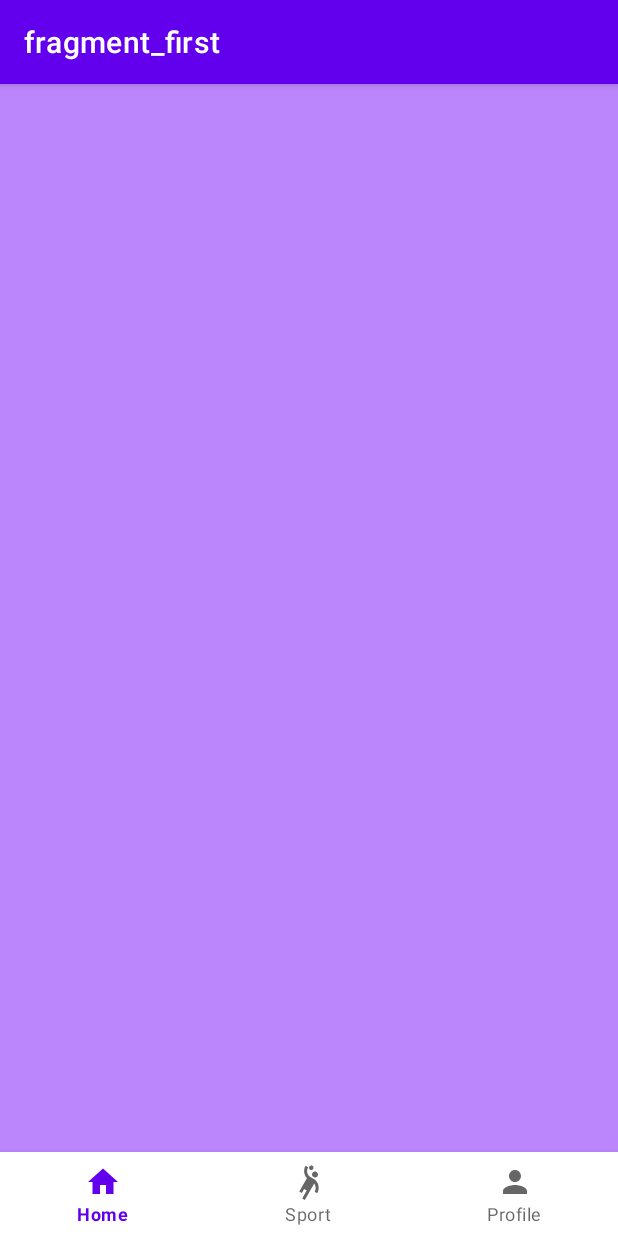
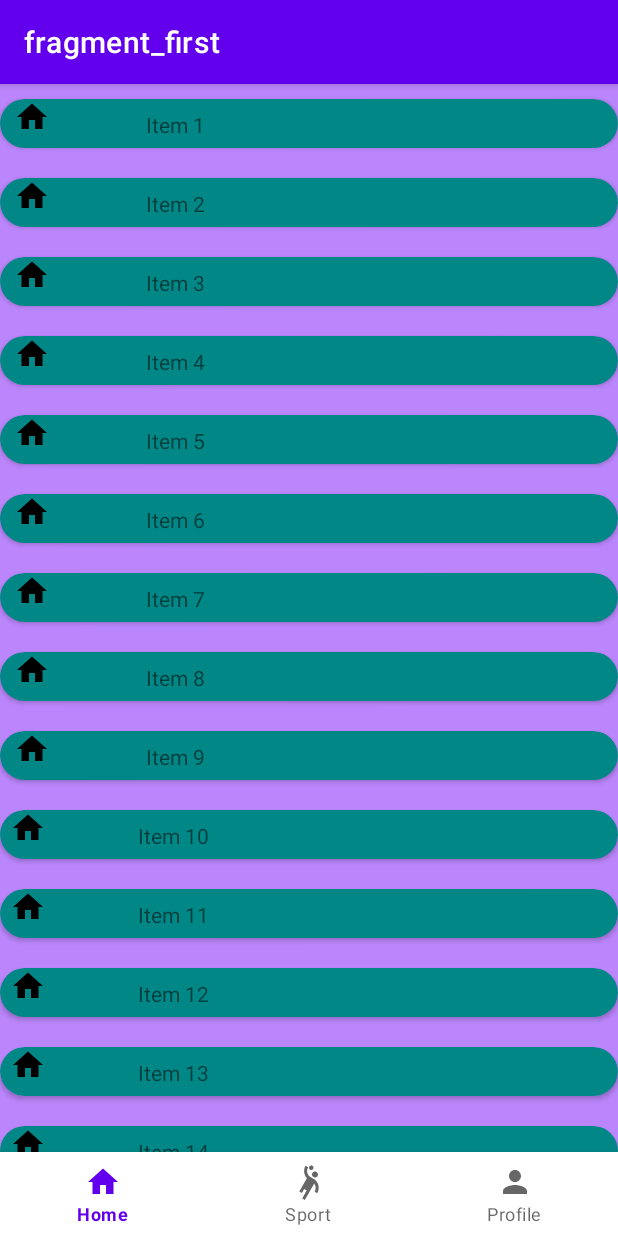
Before and after one commit to DeVogelRyan/WorkoutApp_Ryan, an Android app: the screen it shows after launch (MainActivity), on a phone screen of 412 x 824 dp. Run offline under Robolectric (Android 15) with nearby library versions, the phone set to English and light mode, and no system bars; our stand-ins replace navigation-ui; pictures from the network do not load.

Commit message:
Added RecycleView

```diff
--- a/app/build.gradle
+++ b/app/build.gradle
@@ -53,4 +53,7 @@ dependencies {
     annotationProcessor 'com.github.bumptech.glide:compiler:4.14.2'
     //request
     implementation 'com.android.volley:volley:1.2.1'
+
+    implementation 'androidx.recyclerview:recyclerview:1.2.0'
+    implementation 'androidx.cardview:cardview:1.0.0'
 }
--- /dev/null
+++ b/app/src/main/java/com/example/workoutapp_ryan/CustomAdapter.kt
@@ -0,0 +1,44 @@
+package com.example.workoutapp_ryan
+
+import android.view.LayoutInflater
+import android.view.View
+import android.view.ViewGroup
+import android.widget.ImageView
+import android.widget.TextView
+import androidx.recyclerview.widget.RecyclerView
+
+class CustomAdapter(private val mList: List<ItemsViewModel>) :
+    RecyclerView.Adapter<CustomAdapter.ViewHolder>() {
+    // create new views
+    override fun onCreateViewHolder(parent: ViewGroup, viewType: Int): ViewHolder {
+        // inflates the card_view_design view
+        // that is used to hold list item
+        val view = LayoutInflater.from(parent.context)
+            .inflate(R.layout.recycler_row, parent, false)
+
+        return ViewHolder(view)
+    }
+
+    // binds the list items to a view
+    override fun onBindViewHolder(holder: ViewHolder, position: Int) {
+
+        val ItemsViewModel = mList[position]
+
+        // sets the image to the imageview from our itemHolder class
+        holder.imageView.setImageResource(ItemsViewModel.image)
+        // sets the text to the textview from our itemHolder class
+        holder.textView.text = ItemsViewModel.text
+
+    }
+
+    // return the number of the items in the list
+    override fun getItemCount(): Int {
+        return mList.size
+    }
+
+    // Holds the views for adding it to image and text
+    class ViewHolder(ItemView: View) : RecyclerView.ViewHolder(ItemView) {
+        val imageView: ImageView = itemView.findViewById(R.id.imageView)
+        val textView: TextView = itemView.findViewById(R.id.ExerciseNameText)
+    }
+}
--- /dev/null
+++ b/app/src/main/java/com/example/workoutapp_ryan/ItemsViewModel.kt
@@ -0,0 +1,4 @@
+package com.example.workoutapp_ryan
+
+data class ItemsViewModel(val image: Int, val text: String) {
+}
--- a/app/src/main/java/com/example/workoutapp_ryan/MainActivity.kt
+++ b/app/src/main/java/com/example/workoutapp_ryan/MainActivity.kt
@@ -29,33 +29,9 @@ class MainActivity : AppCompatActivity() {
         setupActionBarWithNavController(navController, appBarConfig)
         bottomNavigationView.setupWithNavController(navController)
 
-        APIRequest()
+
     }
 
-     private fun APIRequest() {
-         val request =
-             Request.Builder().url("https://exercisedb.p.rapidapi.com/exercises/bodyPart/back").get()
-                 .addHeader("X-RapidAPI-Key", BuildConfig.API_KEY)
-                 .addHeader("X-RapidAPI-Host", "exercisedb.p.rapidapi.com").build()
-
-         client.newCall(request).enqueue(object : Callback {
-             override fun onFailure(call: Call, e: IOException) {
-                 e.printStackTrace()
-             }
-
-             override fun onResponse(call: Call, response: Response) {
-                 response.use {
-                     if (!response.isSuccessful) throw IOException("Unexpected code $response")
-
-                     for ((name, value) in response.headers) {
-                         println("$name: $value")
-                     }
 
 
-                     Log.d("PRINT", response.body!!.string())
-
-                 }
-             }
-         })
-     }
 }
--- a/app/src/main/java/com/example/workoutapp_ryan/fragments/FirstFragment.kt
+++ b/app/src/main/java/com/example/workoutapp_ryan/fragments/FirstFragment.kt
@@ -1,22 +1,15 @@
 package com.example.workoutapp_ryan.fragments
 
 import android.os.Bundle
-import android.util.Log
 import android.view.LayoutInflater
 import android.view.View
 import android.view.ViewGroup
-import android.widget.ImageView
 import androidx.fragment.app.Fragment
-import com.android.volley.Response
-import com.android.volley.toolbox.StringRequest
-import com.android.volley.toolbox.Volley
-import com.bumptech.glide.Glide
-import com.bumptech.glide.load.model.GlideUrl
-import com.bumptech.glide.load.model.LazyHeaders
-import com.example.workoutapp_ryan.BuildConfig
+import androidx.recyclerview.widget.LinearLayoutManager
+import androidx.recyclerview.widget.RecyclerView
+import com.example.workoutapp_ryan.CustomAdapter
+import com.example.workoutapp_ryan.ItemsViewModel
 import com.example.workoutapp_ryan.R
-import org.json.JSONArray
-
 
 // TODO: Rename parameter arguments, choose names that match
 // the fragment initialization parameters, e.g. ARG_ITEM_NUMBER
@@ -34,13 +27,17 @@ class FirstFragment : Fragment() {
     private var param2: String? = null
 
 
+
     override fun onCreate(savedInstanceState: Bundle?) {
         super.onCreate(savedInstanceState)
         arguments?.let {
             param1 = it.getString(ARG_PARAM1)
             param2 = it.getString(ARG_PARAM2)
+
         }
+
     }
+
 
     override fun onCreateView(
         inflater: LayoutInflater, container: ViewGroup?,
@@ -53,6 +50,30 @@ class FirstFragment : Fragment() {
     override fun onViewCreated(view: View, savedInstanceState: Bundle?) {
         super.onViewCreated(view, savedInstanceState)
 
+        // getting the recyclerview by its id
+        val recyclerview = view.findViewById<RecyclerView>(R.id.mRecyclerview)
+
+        // this creates a vertical layout Manager
+        recyclerview.layoutManager = LinearLayoutManager(this.context)
+
+        // ArrayList of class ItemsViewModel
+        val data = ArrayList<ItemsViewModel>()
+
+        // This loop will create 20 Views containing
+        // the image with the count of view
+        for (i in 1..20) {
+            data.add(ItemsViewModel(R.drawable.ic_home, "Item " + i))
+        }
+
+        // This will pass the ArrayList to our Adapter
+        val adapter = CustomAdapter(data)
+
+        // Setting the Adapter with the recyclerview
+        recyclerview.adapter = adapter
+    }
+
+
+    /*fun loadImage(){
         val url = "https://exercisedb.p.rapidapi.com/exercises/bodyPart/back"
 
         val queue = Volley.newRequestQueue(this.context)
@@ -61,7 +82,7 @@ class FirstFragment : Fragment() {
             Response.Listener { response ->
                 val jsonArray = JSONArray(response)
                 Log.d("JSON", jsonArray.getJSONObject(0).getString("gifUrl"))
-                val imageview: ImageView = view.findViewById(R.id.imageView3)
+                //val imageview: ImageView = view.findViewById(R.id.imageView3)
                 Glide.with(this).load(jsonArray.getJSONObject(0).getString("gifUrl").replace("http", "https")).error(com.google.android.material.R.drawable.ic_clock_black_24dp).into(imageview)
             },
             Response.ErrorListener {
@@ -77,7 +98,7 @@ class FirstFragment : Fragment() {
         }
 
         queue.add(stringRequest)
-    }
+    }*/
 
     companion object {
         /**
--- a/app/src/main/res/layout/fragment_first.xml
+++ b/app/src/main/res/layout/fragment_first.xml
@@ -13,15 +13,16 @@
         android:layout_width="match_parent"
         android:layout_height="match_parent">
 
-        <ImageView
-            android:id="@+id/imageView3"
-            android:layout_width="wrap_content"
-            android:layout_height="wrap_content"
+        <androidx.recyclerview.widget.RecyclerView
+            android:id="@+id/mRecyclerview"
+            android:layout_width="match_parent"
+            android:layout_height="match_parent"
             app:layout_constraintBottom_toBottomOf="parent"
             app:layout_constraintEnd_toEndOf="parent"
             app:layout_constraintStart_toStartOf="parent"
             app:layout_constraintTop_toTopOf="parent"
-            tools:src="@tools:sample/avatars" />
+            tools:itemCount="5"
+            tools:listitem="@layout/recycler_row" />
     </androidx.constraintlayout.widget.ConstraintLayout>
 
 
--- /dev/null
+++ b/app/src/main/res/layout/recycler_row.xml
@@ -0,0 +1,51 @@
+<?xml version="1.0" encoding="utf-8"?>
+<androidx.constraintlayout.widget.ConstraintLayout xmlns:android="http://schemas.android.com/apk/res/android"
+    xmlns:app="http://schemas.android.com/apk/res-auto"
+    xmlns:tools="http://schemas.android.com/tools"
+    android:layout_width="match_parent"
+    android:layout_height="wrap_content">
+
+    <androidx.cardview.widget.CardView
+        android:layout_width="match_parent"
+        android:layout_height="wrap_content"
+        app:layout_constraintBottom_toBottomOf="parent"
+        app:layout_constraintEnd_toEndOf="parent"
+        app:layout_constraintStart_toStartOf="parent"
+        app:layout_constraintTop_toTopOf="parent"
+        app:cardCornerRadius="20dp"
+        app:cardBackgroundColor="@color/teal_700"
+        android:layout_marginTop="10dp"
+        android:layout_marginBottom="10dp">
+
+        <androidx.constraintlayout.widget.ConstraintLayout
+            android:layout_width="match_parent"
+            android:layout_height="match_parent">
+
+            <TextView
+                android:id="@+id/ExerciseNameText"
+                android:layout_width="wrap_content"
+                android:layout_height="wrap_content"
+                android:layout_marginTop="7dp"
+                android:layout_marginEnd="266dp"
+                android:layout_marginBottom="6dp"
+                android:text="TextView"
+                app:layout_constraintBottom_toBottomOf="parent"
+                app:layout_constraintEnd_toEndOf="parent"
+                app:layout_constraintStart_toEndOf="@+id/imageView"
+                app:layout_constraintTop_toTopOf="parent"
+                app:layout_constraintVertical_bias="1.0" />
+
+            <ImageView
+                android:id="@+id/imageView"
+                android:layout_width="wrap_content"
+                android:layout_height="wrap_content"
+                android:layout_marginEnd="55dp"
+                app:layout_constraintBottom_toBottomOf="parent"
+                app:layout_constraintEnd_toStartOf="@+id/ExerciseNameText"
+                app:layout_constraintStart_toStartOf="parent"
+                app:layout_constraintTop_toTopOf="parent"
+                app:layout_constraintVertical_bias="0.0"
+                app:srcCompat="@android:drawable/btn_star_big_on" />
+        </androidx.constraintlayout.widget.ConstraintLayout>
+    </androidx.cardview.widget.CardView>
+</androidx.constraintlayout.widget.ConstraintLayout>
--- a/app/src/main/res/values/strings.xml
+++ b/app/src/main/res/values/strings.xml
@@ -2,4 +2,11 @@
     <string name="app_name">WorkoutApp_ryan</string>
     <!-- TODO: Remove or change this placeholder text -->
     <string name="hello_blank_fragment">Hello blank fragment</string>
+
+    <string-array name="Exercise_text">
+        <item>Arms</item>
+        <item>Back</item>
+        <item>Legs</item>
+        <item>Shoulders</item>
+    </string-array>
 </resources>
```
